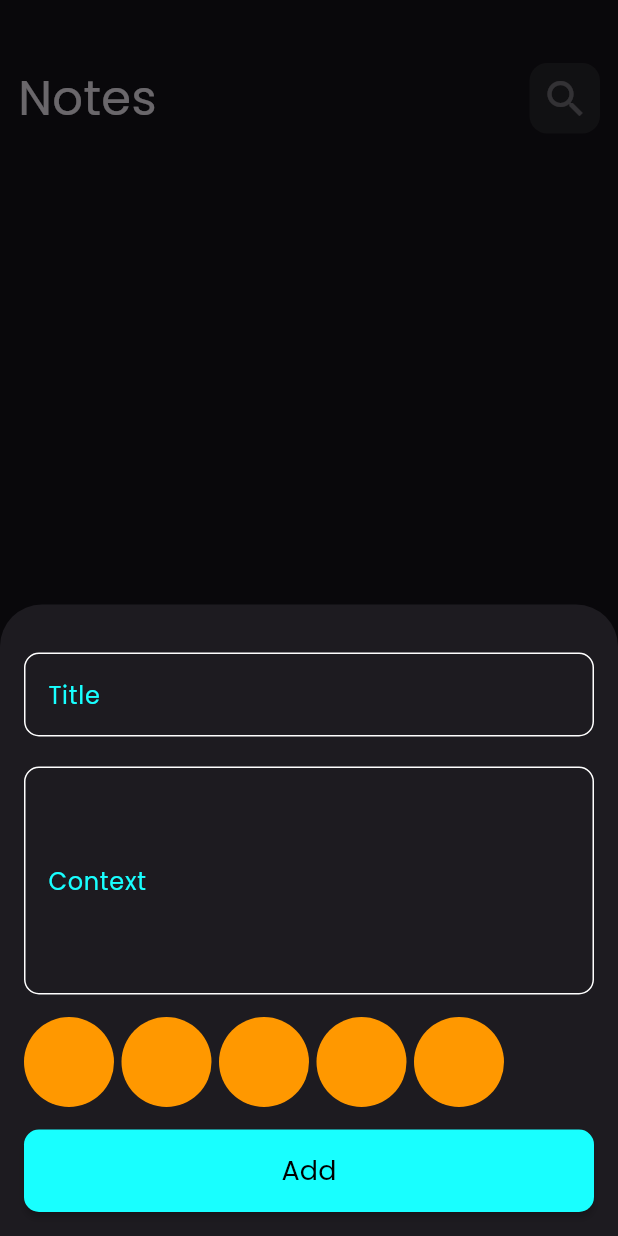
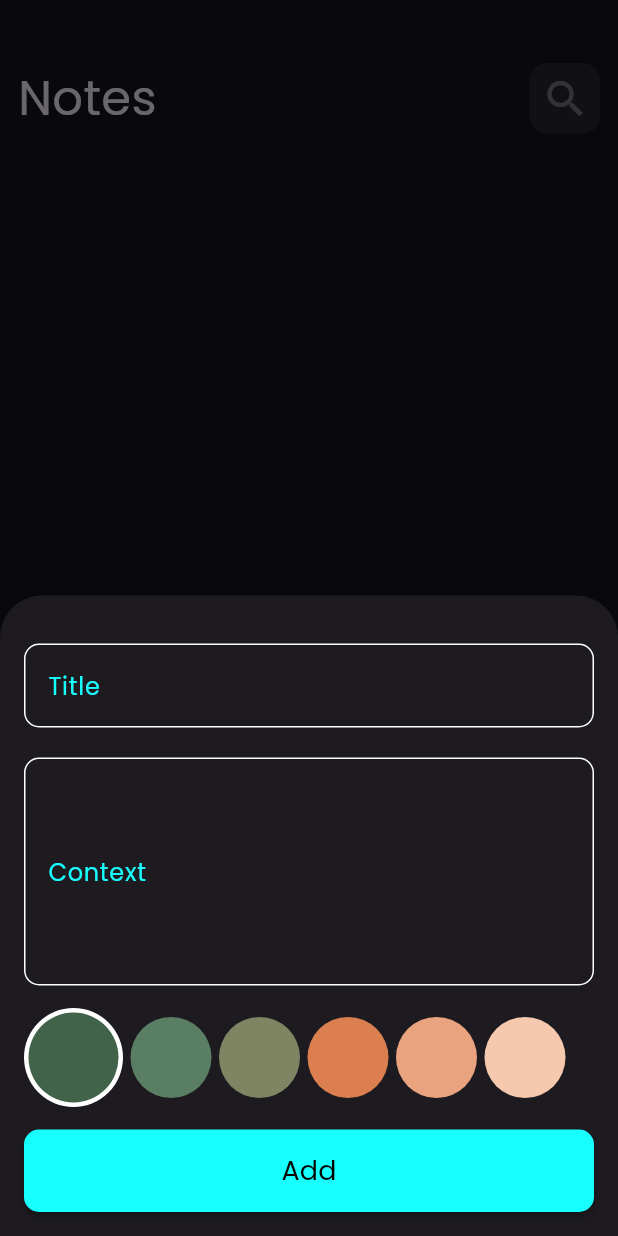
Before and after one commit to Mohamed123-r/note-app, a Flutter app: the screen it shows after launch, after a tap on the "add" icon, on a phone screen of 412 x 824 dp. Run offline on Flutter 3.47's test engine with Material 3 defaults, Android fonts, the phone set to English and light mode, and no system bars; our stand-ins replace flutter_bloc, hive, hive_flutter; accounts and stored records are empty.

Commit message:
finished color list item

```diff
--- a/lib/widgets/color_item.dart
+++ b/lib/widgets/color_item.dart
@@ -1,13 +1,22 @@
 import 'package:flutter/material.dart';
 
 class ColorItem extends StatelessWidget {
-  const ColorItem({super.key});
-
+  const ColorItem({super.key, required this.isActive, required this.color});
+final bool isActive ;
+final Color color ;
   @override
   Widget build(BuildContext context) {
-    return const CircleAvatar(
-      backgroundColor: Colors.orange,
-      radius: 30,
+    return isActive?
+     CircleAvatar(
+      radius: 33,
+      backgroundColor: Colors.white,
+      child: CircleAvatar(
+        backgroundColor: color,
+        radius: 30,
+      ),
+    ): CircleAvatar(
+      backgroundColor: color,
+      radius: 27,
     );
   }
 }
--- a/lib/widgets/color_list_item.dart
+++ b/lib/widgets/color_list_item.dart
@@ -2,18 +2,42 @@ import 'package:flutter/material.dart';
 
 import 'color_item.dart';
 
-class ColorListItem extends StatelessWidget {
+class ColorListItem extends StatefulWidget {
   const ColorListItem({super.key});
+
+  @override
+  State<ColorListItem> createState() => _ColorListItemState();
+}
+
+class _ColorListItemState extends State<ColorListItem> {
+  int currentIndex = 0;
+
+  List color = const[
+    Color(0xff41634a),
+    Color(0xff5a7e64),
+    Color(0xff7f8563),
+    Color(0xffdb7f50),
+    Color(0xffe9a37f),
+    Color(0xfff6c8ae),
+  ];
 
   @override
   Widget build(BuildContext context) {
     return SizedBox(
-      height: 60,
+      height: 66,
       child: ListView.separated(
-        itemCount: 5,
+        itemCount: 6,
         scrollDirection: Axis.horizontal,
         itemBuilder: (BuildContext context, int index) {
-          return const ColorItem();
+          return GestureDetector(
+            onTap: () {
+              currentIndex = index;
+              setState(() {});
+            },
+            child: ColorItem(
+              isActive: currentIndex == index, color: color[index],
+            ),
+          );
         },
         separatorBuilder: (BuildContext context, int index) {
           return const SizedBox(
```
